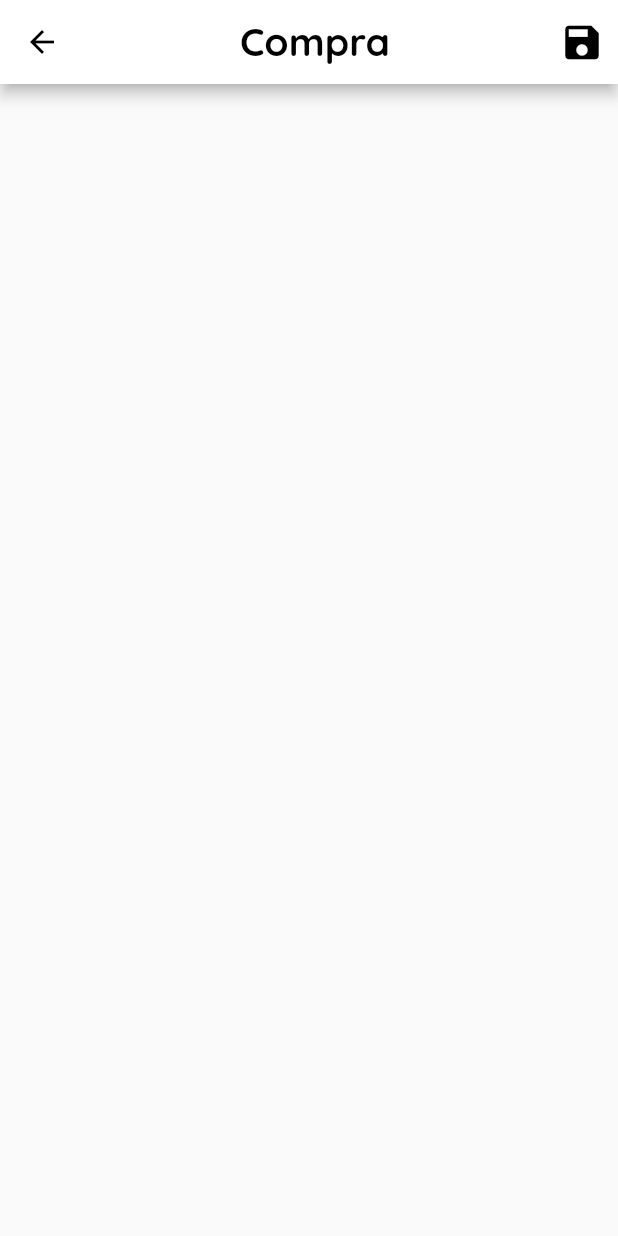
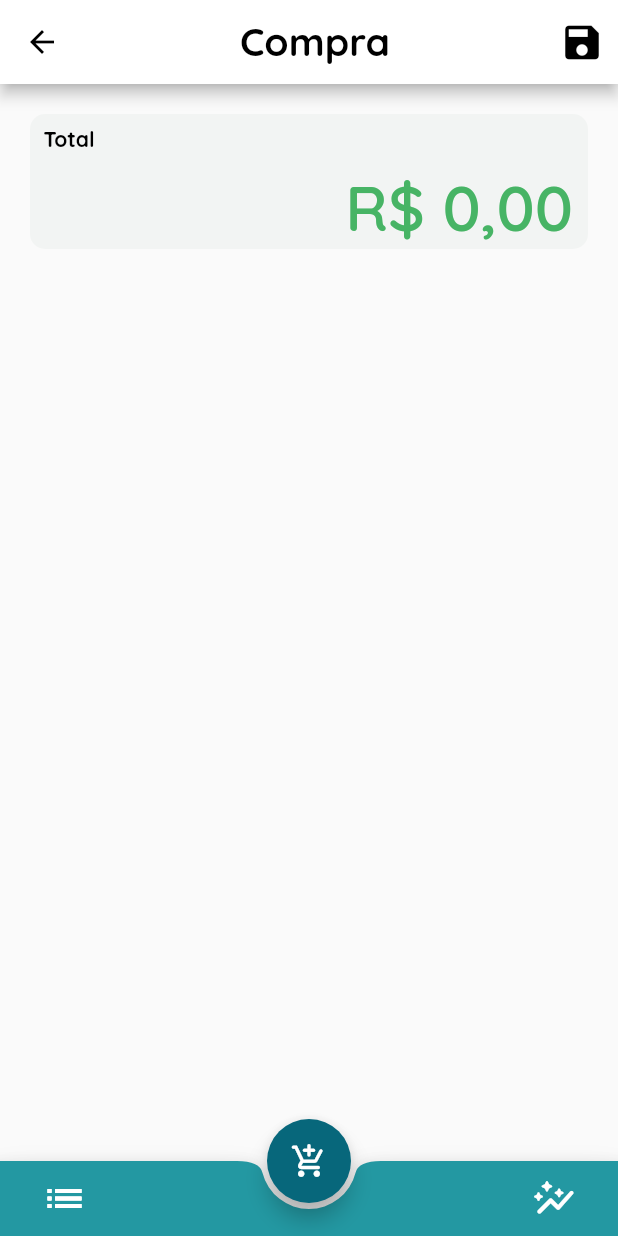
Before and after one commit to LucasMiguel/SDGP, a Flutter app: the PurchaseBody screen opened directly, on a phone screen of 412 x 824 dp. Run offline on Flutter 3.47's test engine with Material 2 defaults, Android fonts, the light colour scheme and no system bars; drawn by our look-alikes of flutter_speed_dial.

Commit message:
Ajustando tela de compra

```diff
--- a/lib/styles/style_main.dart
+++ b/lib/styles/style_main.dart
@@ -17,15 +17,16 @@ class MainStyle {
 
   ///Fonts on the label of main principal price (Total Price)
   final fontLabelMainPrice = TextStyle(
-    color: Colors.white,
+    color: Colors.black,
+    fontWeight: FontWeight.bold,
     fontSize: 14,
   );
 
   ///Fonts of the main principal price (Total Price)
   final fontMainPrice = TextStyle(
     color: Color.fromRGBO(71, 180, 101, 1),
-    fontSize: 38,
-    fontWeight: FontWeight.bold,
+    fontSize: 42,
+    fontWeight: FontWeight.w600,
   );
 
   ///Font of the iten's names
--- a/lib/views/purchase_screen.dart
+++ b/lib/views/purchase_screen.dart
@@ -3,6 +3,7 @@ import 'package:flutter_speed_dial/flutter_speed_dial.dart';
 import 'package:provider/provider.dart';
 import 'package:sdgp/src/models/purchase_model.dart';
 import 'package:sdgp/styles/style_main.dart';
+import 'package:intl/intl.dart';
 
 ///Class with the screen purchase
 class PurchaseScreen extends StatelessWidget {
@@ -11,18 +12,15 @@ class PurchaseScreen extends StatelessWidget {
   @override
   Widget build(BuildContext context) {
     return ChangeNotifierProvider(
-      create: (context) => PurchasesModel(),
-      child: PurchaseBody(
-        context: context,
-      ),
+      create: (context) => PurchasesModel(totalPrice: 0.00),
+      child: PurchaseBody(),
     );
   }
 }
 
 ///Widget with the purchase's body
 class PurchaseBody extends StatefulWidget {
-  const PurchaseBody({Key? key, required this.context}) : super(key: key);
-  final BuildContext context;
+  const PurchaseBody({Key? key}) : super(key: key);
 
   @override
   _PurchaseBodyState createState() => _PurchaseBodyState();
@@ -31,7 +29,8 @@ class PurchaseBody extends StatefulWidget {
 class _PurchaseBodyState extends State<PurchaseBody> {
   @override
   Widget build(BuildContext context) {
-    return Consumer(builder: (context, purchaseModel, child) {
+    return Consumer<PurchasesModel>(
+        builder: (context, purchaseProvider, child) {
       return Scaffold(
         appBar: AppBar(
           backgroundColor: Colors.white,
@@ -51,106 +50,129 @@ class _PurchaseBodyState extends State<PurchaseBody> {
             ),
           ],
         ),
-        // floatingActionButton: SpeedDial(
-        //   animatedIcon: AnimatedIcons.menu_close,
-        //   backgroundColor: const Color.fromRGBO(5, 130, 202, 1),
-        //   overlayColor: Colors.grey,
-        //   overlayOpacity: 0.5,
-        //   spacing: 15,
-        //   spaceBetweenChildren: 15,
-        //   children: [
-        //     //===== NOVA ATIVIDADE =============================================
-        //     SpeedDialChild(
-        //         child: const Icon(
-        //           Icons.bookmark_add,
-        //           color: Color.fromRGBO(5, 130, 202, 1),
-        //         ),
-        //         label: 'Nova Atividade',
-        //         onTap: () {}),
-        //     //===== FINALIZAR RDO ==============================================
-        //     SpeedDialChild(
-        //       child: const Icon(
-        //         Icons.checklist_sharp,
-        //         color: Color.fromRGBO(0, 128, 0, 1),
-        //       ),
-        //       label: 'Finalizar',
-        //       onTap: () {},
-        //     ),
-        //     //===== ATIVAR =====================================================
-        //     SpeedDialChild(
-        //       child: const Icon(
-        //         Icons.upload,
-        //         color: Color.fromRGBO(5, 130, 202, 1),
-        //       ),
-        //       label: 'Ativar',
-        //       onTap: () {},
-        //     ),
-        //     //===== REMOVER ====================================================
-        //     SpeedDialChild(
-        //       child: const Icon(
-        //         Icons.delete,
-        //         color: Color.fromRGBO(227, 0, 0, 1),
-        //       ),
-        //       label: 'Excluir',
-        //       onTap: () => showDialog<String>(
-        //         context: context,
-        //         builder: (BuildContext context) => AlertDialog(
-        //           title: const Text('Exclusão de RDO'),
-        //           content: const Text(
-        //               'Deseja excluir essa RDO, os dados serão perdidos?'),
-        //           actions: <Widget>[
-        //             TextButton(
-        //               onPressed: () => Navigator.pop(context, 'Cancelar'),
-        //               child: const Text(
-        //                 'Cancelar',
-        //                 style: TextStyle(fontWeight: FontWeight.bold),
-        //               ),
-        //             ),
-        //             TextButton(
-        //               onPressed: () {
-        //                 // if (rdoFinal != null) {
-        //                 //   //Irá fazer a exclusão no banco de dados, caso já esteja cadastrado
-        //                 // }
-        //                 Navigator.pop(context, 'OK');
-        //                 Navigator.pop(context);
-        //               },
-        //               child: const Text(
-        //                 'Exluir',
-        //                 style: TextStyle(
-        //                     color: Colors.red, fontWeight: FontWeight.bold),
-        //               ),
-        //             ),
-        //           ],
-        //         ),
-        //       ),
-        //     ),
-        //   ],
-        // ),
-        // bottomNavigationBar: BottomAppBar(
-        //   shape: CircularNotchedRectangle(),
-        //   child: Container(
-        //     height: 50,
-        //     child: Row(
-        //       mainAxisSize: MainAxisSize.max,
-        //       mainAxisAlignment: MainAxisAlignment.spaceEvenly,
-        //       children: <Widget>[
-        //         IconButton(
-        //           iconSize: 30.0,
-        //           padding: EdgeInsets.only(left: 28.0),
-        //           icon: Icon(Icons.home),
-        //           onPressed: () {},
-        //         ),
-        //         IconButton(
-        //           iconSize: 30.0,
-        //           padding: EdgeInsets.only(right: 28.0),
-        //           icon: Icon(Icons.search),
-        //           onPressed: () {},
-        //         ),
-        //       ],
-        //     ),
-        //   ),
-        // ),
+        body: PurchaseForm(
+          context: context,
+        ),
+        floatingActionButtonLocation: FloatingActionButtonLocation.centerDocked,
+        floatingActionButton: SpeedDial(
+          icon: Icons.add_shopping_cart_rounded,
+          iconTheme: IconThemeData(size: 25),
+          foregroundColor: Colors.white,
+          activeIcon: Icons.close,
+          activeBackgroundColor: Colors.red.shade400,
+          backgroundColor: const Color.fromRGBO(7, 103, 123, 1),
+          overlayColor: Colors.grey,
+          overlayOpacity: 0.5,
+          spacing: 15,
+          spaceBetweenChildren: 15,
+          children: [
+            //===== A GRANEL ===================================================
+            SpeedDialChild(
+                child: const Icon(
+                  Icons.add_box_outlined,
+                  color: Color.fromRGBO(5, 130, 202, 1),
+                ),
+                label: 'Granel',
+                onTap: () {}),
+            //===== UNIDADE ====================================================
+            SpeedDialChild(
+              child: const Icon(
+                Icons.add_box_outlined,
+                color: Color.fromRGBO(0, 128, 0, 1),
+              ),
+              label: 'Unidade',
+              onTap: () {},
+            ),
+          ],
+        ),
+        bottomNavigationBar: BottomAppBar(
+          shape: CircularNotchedRectangle(),
+          color: Color.fromRGBO(35, 152, 162, 1),
+          child: Container(
+            height: 50,
+            child: Row(
+              mainAxisSize: MainAxisSize.max,
+              mainAxisAlignment: MainAxisAlignment.spaceBetween,
+              children: <Widget>[
+                IconButton(
+                  iconSize: 30.0,
+                  padding: EdgeInsets.only(left: 28.0),
+                  icon: Icon(
+                    Icons.list_sharp,
+                    color: Colors.white,
+                  ),
+                  onPressed: () {},
+                ),
+                IconButton(
+                  iconSize: 30.0,
+                  padding: EdgeInsets.only(right: 28.0),
+                  icon: Icon(
+                    Icons.auto_graph_rounded,
+                    color: Colors.white,
+                  ),
+                  onPressed: () {},
+                ),
+              ],
+            ),
+          ),
+        ),
       );
     });
   }
 }
+
+class PurchaseForm extends StatefulWidget {
+  const PurchaseForm({
+    Key? key,
+    required this.context,
+  }) : super(key: key);
+  final BuildContext context;
+
+  @override
+  _PurchaseFormState createState() => _PurchaseFormState();
+}
+
+class _PurchaseFormState extends State<PurchaseForm> {
+  @override
+  Widget build(context) {
+    return Consumer<PurchasesModel>(
+        builder: (context, purchaseProvider, child) {
+      return Padding(
+        padding: const EdgeInsets.all(20),
+        child: Column(
+          children: [
+            Container(
+              height: 90,
+              width: 500,
+              decoration: BoxDecoration(
+                color: Color.fromRGBO(174, 193, 180, 0.1),
+                borderRadius: BorderRadius.circular(10),
+              ),
+              child: Column(
+                children: [
+                  Container(
+                    alignment: Alignment.topLeft,
+                    margin: EdgeInsets.only(top: 8, left: 9),
+                    child: Text(
+                      "Total",
+                      style: MainStyle().fontLabelMainPrice,
+                    ),
+                  ),
+                  Container(
+                    margin: EdgeInsets.only(right: 10, top: 10),
+                    alignment: Alignment.bottomRight,
+                    child: Text(
+                      "${NumberFormat.simpleCurrency(locale: "pt_BR").format(purchaseProvider.totalPrice)}",
+                      textAlign: TextAlign.end,
+                      style: MainStyle().fontMainPrice,
+                    ),
+                  ),
+                ],
+              ),
+            )
+          ],
+        ),
+      );
+    });
+  }
+}
```
Also changed, not shown: pubspec.yaml (+11 -1 lines), fonts/Quicksand/Quicksand-Bold.ttf (added), fonts/Quicksand/Quicksand-Light.ttf (added), fonts/Quicksand/Quicksand-Medium.ttf (added), fonts/Quicksand/Quicksand-Regular.ttf (added), fonts/Quicksand/Quicksand-SemiBold.ttf (added), fonts/Quicksand/Quicksand.ttf (deleted), pubspec.lock.
